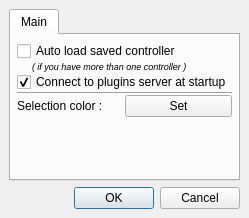
The window that software/tulip/designer/PreferenceDialog.ui (vadivelselvaraj/TulipGLImprovement) describes before a commit, drawn with Qt 5.
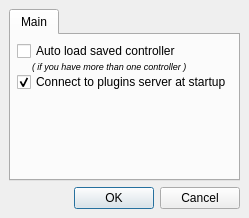
The same window after the commit.

Commit message: - Change selection color modifier system   - now we can whange the selection color in RenderingParametersDialog   - we remove the selection color in PreferenceManager

What changed in the file:
```diff
--- a/software/tulip/designer/PreferenceDialog.ui
+++ b/software/tulip/designer/PreferenceDialog.ui
@@ -81,37 +81,6 @@
              </property>
             </widget>
            </item>
-           <item>
-            <widget class="Line" name="line" >
-             <property name="orientation" >
-              <enum>Qt::Horizontal</enum>
-             </property>
-            </widget>
-           </item>
-           <item>
-            <layout class="QHBoxLayout" >
-             <property name="margin" >
-              <number>0</number>
-             </property>
-             <property name="spacing" >
-              <number>0</number>
-             </property>
-             <item>
-              <widget class="QLabel" name="label" >
-               <property name="text" >
-                <string>Selection color :</string>
-               </property>
-              </widget>
-             </item>
-             <item>
-              <widget class="QPushButton" name="selectionColorButton" >
-               <property name="text" >
-                <string>Set</string>
-               </property>
-              </widget>
-             </item>
-            </layout>
-           </item>
            <item>
             <spacer>
              <property name="orientation" >
```
The commit also changes 9 other files.
